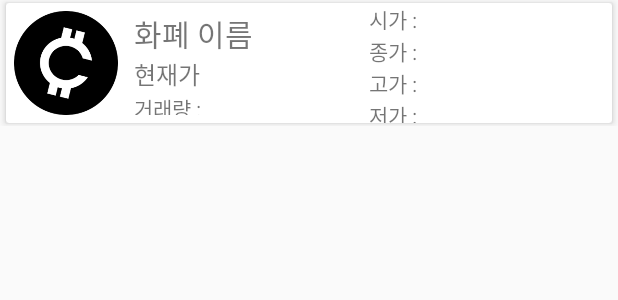
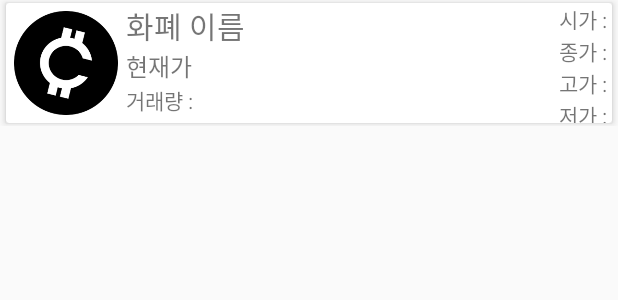
Before and after one commit to lht1324/CryptOculus-ver.Java-Legacy, an Android app: the layout coin_item_huobi.xml on its own in the app's theme, with its tools: preview values and no code run, on a phone screen of 412 x 824 dp. Shown: the top 300 px of the screen. Run offline under Robolectric (Android 15) with nearby library versions, the phone set to English and light mode, and no system bars; network calls fail.

```diff
--- a/app/src/main/java/org/techtown/cryptoculus/MainAdapter.java
+++ b/app/src/main/java/org/techtown/cryptoculus/MainAdapter.java
@@ -117,6 +117,7 @@ public class MainAdapter extends RecyclerView.Adapter<MainAdapter.ViewHolder> im
 
                 textView2.setText("현재가 : " + formatter.format(Double.parseDouble(coinInfo.getCoinData().close)) + "원");
                 textView3.setText("거래량 : " + formatter.format(Double.parseDouble(coinInfo.getCoinData().amount)));
+
                 textView4.setText("시가 : " + formatter.format(Double.parseDouble(coinInfo.getCoinData().open)) + "원");
                 textView5.setText("종가 : " + formatter.format(Double.parseDouble(coinInfo.getCoinData().close)) + "원");
                 textView6.setText("고가 : " + formatter.format(Double.parseDouble(coinInfo.getCoinData().high)) + "원");
--- a/app/src/main/java/org/techtown/cryptoculus/OptionAdapter.java
+++ b/app/src/main/java/org/techtown/cryptoculus/OptionAdapter.java
@@ -23,7 +23,7 @@ public class OptionAdapter extends RecyclerView.Adapter<OptionAdapter.ViewHolder
 
     String coinoneAddress = "https://api.coinone.co.kr/ticker?currency=all";
     String bithumbAddress = "https://api.bithumb.com/public/ticker/ALL_KRW";
-    String huobiAddress = "https://api.huobi.com/v1/ticker?markets=krw-";
+    String huobiAddress = "https://api-cloud.huobi.co.kr/market/tickers";
     String URL = coinoneAddress; // 코인원인지 빗썸 상태인지 구분하는데 사용
 
     private DataTransferOption mCallback;
@@ -54,11 +54,11 @@ public class OptionAdapter extends RecyclerView.Adapter<OptionAdapter.ViewHolder
             checkedTextView.setChecked(coinInfo.getCoinViewCheck());
         }
 
-        public void setItemHuobi(Object coinInfoObject) {
-            CoinInfoHuobi coinInfo = (CoinInfoHuobi) coinInfoObject;
+        public void setItemHuobi(CoinInfoHuobi coinInfo) {
             imageView.setImageResource(coinInfo.getCoinImageIndex());
             checkedTextView.setText(coinInfo.getCoinName());
             checkedTextView.setChecked(coinInfo.getCoinViewCheck());
+            Log.d("OptionAdapter", coinInfo.getCoinName() + " in coinInfosHuobi");
         }
     }
 
--- a/app/src/main/res/layout/coin_item_huobi.xml
+++ b/app/src/main/res/layout/coin_item_huobi.xml
@@ -35,7 +35,6 @@
                 <LinearLayout
                     android:layout_width="match_parent"
                     android:layout_height="match_parent"
-                    android:layout_margin="5dp"
                     android:layout_weight="1"
                     android:orientation="vertical">
 
@@ -66,6 +65,7 @@
                 <LinearLayout
                     android:layout_width="match_parent"
                     android:layout_height="match_parent"
+                    android:layout_marginLeft="10dp"
                     android:layout_weight="1"
                     android:orientation="vertical">
 
@@ -73,24 +73,28 @@
                         android:id="@+id/textView4"
                         android:layout_width="match_parent"
                         android:layout_height="wrap_content"
+                        android:gravity="right"
                         android:text="시가 : " />
 
                     <TextView
                         android:id="@+id/textView5"
                         android:layout_width="match_parent"
                         android:layout_height="wrap_content"
+                        android:gravity="right"
                         android:text="종가 : " />
 
                     <TextView
                         android:id="@+id/textView6"
                         android:layout_width="match_parent"
                         android:layout_height="wrap_content"
+                        android:gravity="right"
                         android:text="고가 : " />
 
                     <TextView
                         android:id="@+id/textView7"
                         android:layout_width="match_parent"
                         android:layout_height="wrap_content"
+                        android:gravity="right"
                         android:text="저가 : " />
                 </LinearLayout>
             </LinearLayout>
```
Also changed, not shown: app/src/main/java/org/techtown/cryptoculus/ArrayMaker.java (+12 -8 lines), app/src/main/java/org/techtown/cryptoculus/MainActivity.java (+21 -20 lines).
